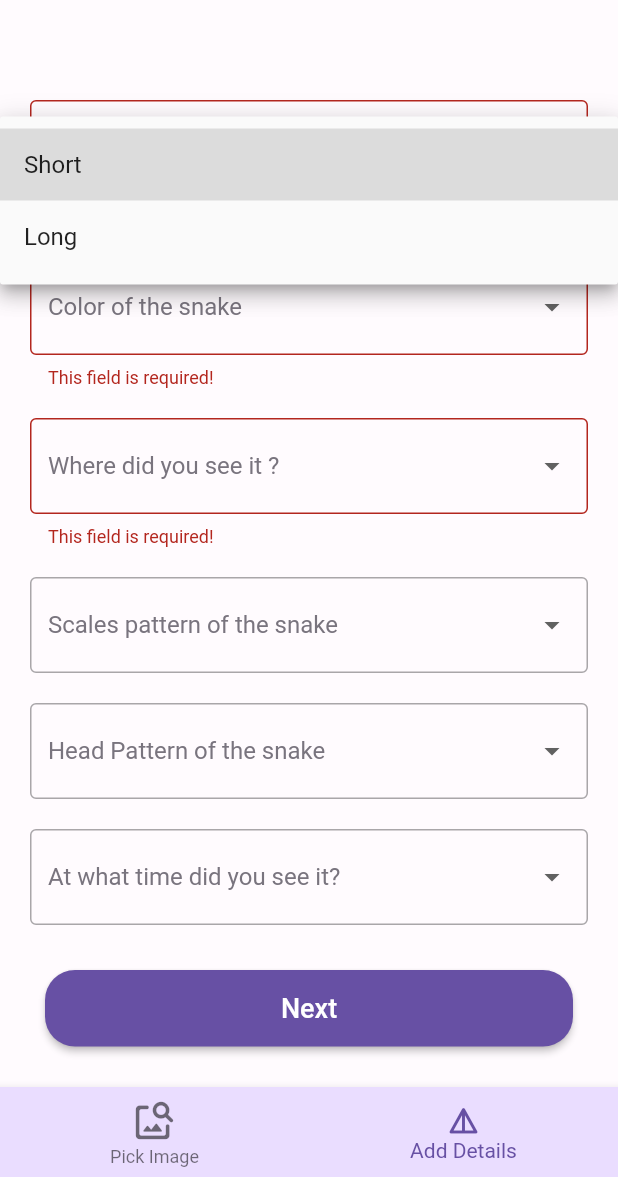
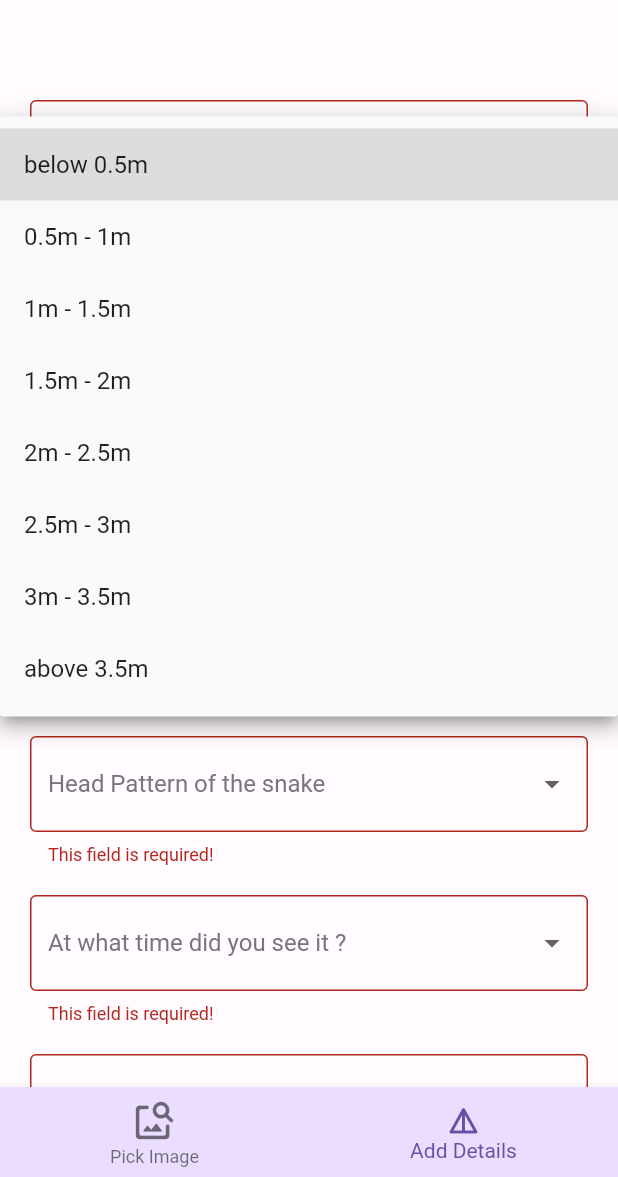
Before and after one commit to kalpakavindu/snake-identifier-app, a Flutter app: the screen it shows after launch, after a tap on "Adding Details", after a tap on "Next", after a tap on "Length of the snake", on a phone screen of 412 x 824 dp, the part 59-1236 px from its top. Run offline on Flutter 3.47's test engine with Material 2 defaults, Android fonts, the phone set to English and light mode, and no system bars; our stand-ins replace firebase_core, firebase_storage, image_picker, logger; accounts and stored records are empty; network calls fail.

Commit message:
dropdown details updated

```diff
--- a/snake_identification_app/lib/constants.dart
+++ b/snake_identification_app/lib/constants.dart
@@ -1,113 +1,71 @@
 import 'package:flutter/material.dart';
 
-const String backendBaseUri = 'http://3.27.150.156:5000';
+const String backendBaseUri = 'http://3.26.11.209:5000';
 const String imageEndpoint = '/predictImage';
 const String dataEndpoint = '/predictText';
 
 final snakeLengthOptions = <Map<String, dynamic>>[
-  {"child": const Text('Short'), "value": "short"},
-  {"child": const Text('Long'), "value": "long"},
+  {"child": const Text('below 0.5m'), "value": "below 0.5m"},
+  {"child": const Text('0.5m - 1m'), "value": "0.5m - 1m"},
+  {"child": const Text('1m - 1.5m'), "value": "1m - 1.5m"},
+  {"child": const Text('1.5m - 2m'), "value": "1.5m - 2m"},
+  {"child": const Text('2m - 2.5m'), "value": "2m - 2.5m"},
+  {"child": const Text('2.5m - 3m'), "value": "2.5m - 3m"},
+  {"child": const Text('3m - 3.5m'), "value": "3m - 3.5m"},
+  {"child": const Text('above 3.5m'), "value": "above 3.5m"},
 ];
 
 final snakeColorOptions = <Map<String, dynamic>>[
-  {"child": const Text('Red'), "value": "red"},
+  {"child": const Text('Brown'), "value": "brown"},
   {"child": const Text('Green'), "value": "green"},
   {"child": const Text('Black'), "value": "black"},
-  {"child": const Text('White'), "value": "white"},
   {"child": const Text('Yellow'), "value": "yellow"},
-  {"child": const Text('Brown'), "value": "brown"},
+  {"child": const Text('Red'), "value": "red"},
 ];
 final snakeLocationOptions = <Map<String, dynamic>>[
-  {"child": const Text('Floor'), "value": "floor"},
-  {"child": const Text('Mud'), "value": "mud"},
-  {"child": const Text('Tree'), "value": "tree"},
-  {"child": const Text('Other'), "value": "other"},
+  {"child": const Text('Western Province'), "value": "western province"},
+  {"child": const Text('Central Province'), "value": "central province"},
+  {"child": const Text('Southern Province'), "value": "southern province"},
+  {"child": const Text('Northern Province'), "value": "northern province"},
+  {"child": const Text('Eastern Province'), "value": "eastern province"},
+  {
+    "child": const Text('North Western Province'),
+    "value": "north western province"
+  },
+  {
+    "child": const Text('North Central Province'),
+    "value": "north central province"
+  },
+  {"child": const Text('Uva Province'), "value": "uva province"},
+  {
+    "child": const Text('Sabaragamuwa Province'),
+    "value": "sabaragamuwa province"
+  },
 ];
 final snakeScalesPatternOptions = <Map<String, dynamic>>[
-  {
-    "child": const SizedBox(
-      width: 250.0,
-      height: 30.0,
-      child: Image(
-        image: AssetImage(
-          'assets/images/abstract_snake_purple_landing_screen.png',
-        ),
-        fit: BoxFit.fill,
-      ),
-    ),
-    "value": "sp1"
-  },
-  {
-    "child": const SizedBox(
-      width: 250.0,
-      height: 30.0,
-      child: Image(
-        image: AssetImage(
-          'assets/images/abstract_snake_purple_landing_screen.png',
-        ),
-        fit: BoxFit.fill,
-      ),
-    ),
-    "value": "sp2"
-  },
-  {
-    "child": const SizedBox(
-      width: 250.0,
-      height: 30.0,
-      child: Image(
-        image: AssetImage(
-          'assets/images/abstract_snake_purple_landing_screen.png',
-        ),
-        fit: BoxFit.fill,
-      ),
-    ),
-    "value": "sp3"
-  },
+  {"child": const Text('Smooth'), "value": "smooth"},
+  {"child": const Text('Kneeled'), "value": "kneeled"},
+  {"child": const Text('Striped'), "value": "striped"},
+  {"child": const Text('Banded'), "value": "banded"},
+  {"child": const Text('Spotted'), "value": "spotted"},
 ];
 final snakeHeadPatternOptions = <Map<String, dynamic>>[
-  {
-    "child": const SizedBox(
-      width: 250.0,
-      height: 30.0,
-      child: Image(
-        image: AssetImage(
-          'assets/images/abstract_snake_purple_landing_screen.png',
-        ),
-        fit: BoxFit.fill,
-      ),
-    ),
-    "value": "hp1"
-  },
-  {
-    "child": const SizedBox(
-      width: 250.0,
-      height: 30.0,
-      child: Image(
-        image: AssetImage(
-          'assets/images/abstract_snake_purple_landing_screen.png',
-        ),
-        fit: BoxFit.fill,
-      ),
-    ),
-    "value": "hp2"
-  },
-  {
-    "child": const SizedBox(
-      width: 250.0,
-      height: 30.0,
-      child: Image(
-        image: AssetImage(
-          'assets/images/abstract_snake_purple_landing_screen.png',
-        ),
-        fit: BoxFit.fill,
-      ),
-    ),
-    "value": "hp3"
-  },
+  {"child": const Text('Spade-shaped'), "value": "spade-shaped"},
+  {"child": const Text('Arrow-shaped'), "value": "arrow-shaped"},
+  {"child": const Text('Heart-shaped'), "value": "heart-shaped"},
+  {"child": const Text('Round'), "value": "round"},
+  {"child": const Text('Rectangular'), "value": "rectangular"},
+  {"child": const Text('Oval'), "value": "oval"},
+  {"child": const Text('Triangular'), "value": "triangular"},
 ];
 final snakeTimeOptions = <Map<String, dynamic>>[
   {"child": const Text('Morning'), "value": "morning"},
-  {"child": const Text('Afternoon'), "value": "afternoon"},
-  {"child": const Text('Evening'), "value": "evening"},
   {"child": const Text('Night'), "value": "night"},
 ];
+final snakeFoundPlaceOptions = <Map<String, dynamic>>[
+  {"child": const Text('Rocks and cliffs'), "value": "rocks and cliffs"},
+  {"child": const Text('Residential areas'), "value": "residential areas"},
+  {"child": const Text('Forests'), "value": "forests"},
+  {"child": const Text('Wetlands'), "value": "wetlands"},
+  {"child": const Text('Agricultural land'), "value": "agricultural land"},
+];
--- a/snake_identification_app/lib/models/snake_details_model.dart
+++ b/snake_identification_app/lib/models/snake_details_model.dart
@@ -12,6 +12,7 @@ class SnakeDetails {
   late String? time;
   late String? location;
   late String? fileName;
+  late String? place;
   final _headers = <String, String>{
     'Accept': '*/*',
     'Content-Type': 'application/json; charset=UTF-8',
@@ -34,6 +35,7 @@ class SnakeDetails {
       'scales_pattern': scalesPattern!,
       'head_pattern': headPattern!,
       'time': time!,
+      'found_place': place!,
     });
 
     final response = await http.post(uri, headers: _headers, body: data);
--- a/snake_identification_app/lib/screens/add_details_screen.dart
+++ b/snake_identification_app/lib/screens/add_details_screen.dart
@@ -19,6 +19,7 @@ class _AddDetailsScreenState extends State<AddDetailsScreen> {
   String? _selectedScalesPatternValue;
   String? _selectedHeadPatternValue;
   String? _selectedTimeValue;
+  String? _selectedPlaceValue;
   final _formKey = GlobalKey<FormState>();
 
   void _handleSubmit() {
@@ -27,9 +28,10 @@ class _AddDetailsScreenState extends State<AddDetailsScreen> {
         "length": _selectedLengthValue!,
         "color": _selectedColorValue!,
         "location": _selectedLocationValue!,
-        "head_pattern": _selectedHeadPatternValue ?? 'none',
-        "scales_pattern": _selectedScalesPatternValue ?? 'none',
-        "time": _selectedTimeValue ?? 'none',
+        "head_pattern": _selectedHeadPatternValue!,
+        "scales_pattern": _selectedScalesPatternValue!,
+        "time": _selectedTimeValue!,
+        "place": _selectedPlaceValue!,
       };
 
       setState(() {
@@ -39,6 +41,7 @@ class _AddDetailsScreenState extends State<AddDetailsScreen> {
         _selectedLocationValue = null;
         _selectedScalesPatternValue = null;
         _selectedTimeValue = null;
+        _selectedPlaceValue = null;
       });
 
       Navigator.push(
@@ -107,12 +110,12 @@ class _AddDetailsScreenState extends State<AddDetailsScreen> {
               ReusableDropdownField(
                 onUpdate: (val) {
                   setState(() {
-                    _selectedLocationValue = val as String;
+                    _selectedPlaceValue = val as String;
                   });
                 },
-                value: _selectedLocationValue,
-                items: snakeLocationOptions,
-                label: 'Where did you see it ?',
+                value: _selectedPlaceValue,
+                items: snakeFoundPlaceOptions,
+                label: 'What kind of place ?',
                 validator: (val) {
                   if (val == null) {
                     return 'This field is required!';
@@ -132,6 +135,12 @@ class _AddDetailsScreenState extends State<AddDetailsScreen> {
                 value: _selectedScalesPatternValue,
                 items: snakeScalesPatternOptions,
                 label: 'Scales pattern of the snake',
+                validator: (val) {
+                  if (val == null) {
+                    return 'This field is required!';
+                  }
+                  return null;
+                },
               ),
               const SizedBox(
                 height: 20.0,
@@ -145,6 +154,12 @@ class _AddDetailsScreenState extends State<AddDetailsScreen> {
                 value: _selectedHeadPatternValue,
                 items: snakeHeadPatternOptions,
                 label: 'Head Pattern of the snake',
+                validator: (val) {
+                  if (val == null) {
+                    return 'This field is required!';
+                  }
+                  return null;
+                },
               ),
               const SizedBox(
                 height: 20.0,
@@ -157,7 +172,32 @@ class _AddDetailsScreenState extends State<AddDetailsScreen> {
                 },
                 value: _selectedTimeValue,
                 items: snakeTimeOptions,
-                label: 'At what time did you see it?',
+                label: 'At what time did you see it ?',
+                validator: (val) {
+                  if (val == null) {
+                    return 'This field is required!';
+                  }
+                  return null;
+                },
+              ),
+              const SizedBox(
+                height: 20.0,
+              ),
+              ReusableDropdownField(
+                onUpdate: (val) {
+                  setState(() {
+                    _selectedLocationValue = val as String;
+                  });
+                },
+                value: _selectedLocationValue,
+                items: snakeLocationOptions,
+                label: 'At what province did you found it ?',
+                validator: (val) {
+                  if (val == null) {
+                    return 'This field is required!';
+                  }
+                  return null;
+                },
               ),
               const SizedBox(
                 height: 30.0,
--- a/snake_identification_app/lib/screens/details_screen.dart
+++ b/snake_identification_app/lib/screens/details_screen.dart
@@ -33,6 +33,7 @@ class _DetailsScreenState extends State<DetailsScreen> {
       snakeDetails.location = widget.details!['location'];
       snakeDetails.scalesPattern = widget.details!['scales_pattern'];
       snakeDetails.time = widget.details!['time'];
+      snakeDetails.place = widget.details!['place'];
       snakeDetails.image = null;
     }
 
```
